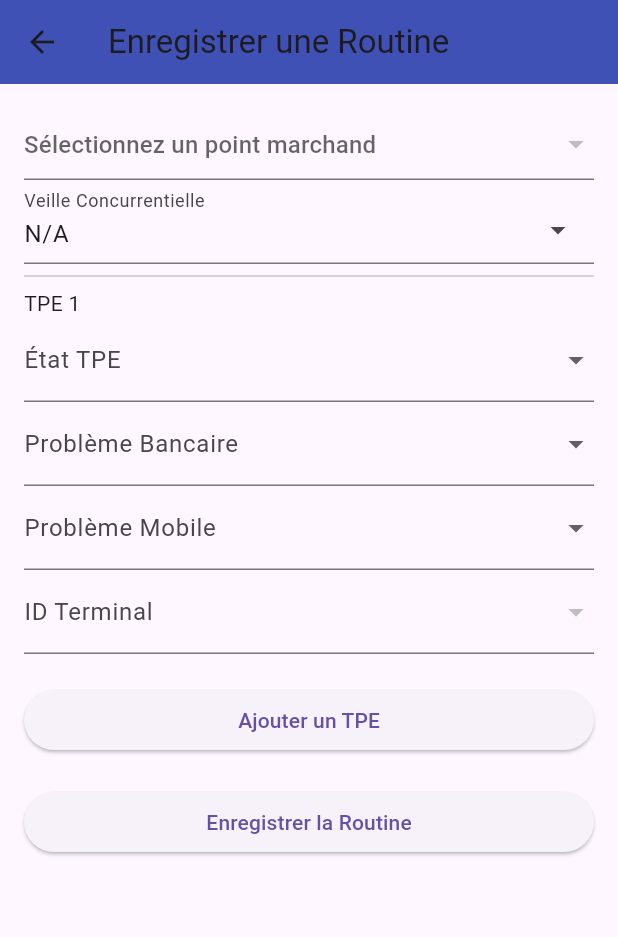
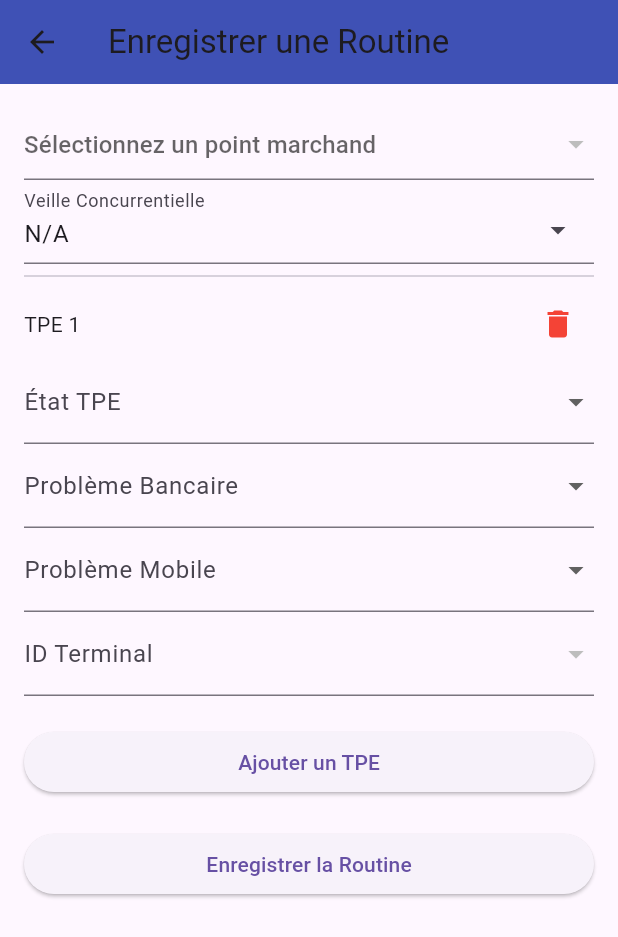
Before and after one commit to Louis-Celestin/routinegp, a Flutter app: the RoutineFormPage screen opened directly, after a tap on "Ajouter un TPE", on a phone screen of 412 x 824 dp. Shown: the top 937 px of the screen. Run offline on Flutter 3.47's test engine with Material 3 defaults, Android fonts, the phone set to English and light mode, and no system bars; drawn by our look-alikes of select_form_field; our stand-ins replace geolocator, permission_handler, shared_preferences; accounts and stored records are empty; network calls fail.

Commit message:
APP avec les champs dynamiques V1

```diff
--- a/lib/screens/routineform.screen.dart
+++ b/lib/screens/routineform.screen.dart
@@ -261,7 +261,18 @@ class _RoutineFormPageState extends State<RoutineFormPage> {
       crossAxisAlignment: CrossAxisAlignment.start,
       children: [
         const Divider(),
-        Text('TPE ${tpeList.indexOf(tpe) + 1}'),
+        Row(
+          mainAxisAlignment: MainAxisAlignment.spaceBetween,
+          children: [
+            Text('TPE ${tpeList.indexOf(tpe) + 1}'),
+            IconButton(
+              icon: Icon(Icons.delete, color: Colors.red),
+              onPressed: () {
+                _removeTpe(tpeList.indexOf(tpe));
+              },
+            ),
+          ],
+        ),
         DropdownButtonFormField<String>(
           value: tpe.etatTpeRoutine.isEmpty ? null : tpe.etatTpeRoutine,
           items: _etatItems.map((item) {
```
